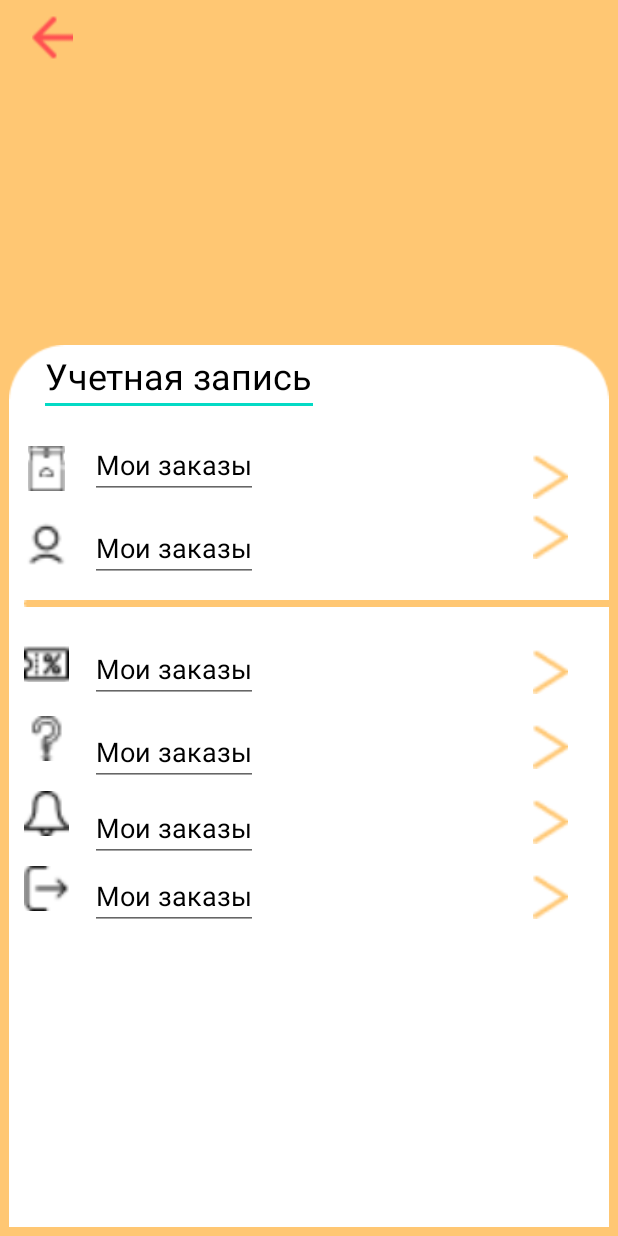
After one commit to madzhunova/Individual-project-2, an Android app: the layout bokovoe_menu.xml on its own in the app's theme, with its tools: preview values and no code run, on a phone screen of 412 x 824 dp. The commit adds this screen. Run offline under Robolectric (Android 15) with nearby library versions, the phone set to English and light mode, and no system bars.

Commit message:
9th frame

```diff
--- /dev/null
+++ b/app/src/main/res/layout/bokovoe_menu.xml
@@ -0,0 +1,196 @@
+<?xml version="1.0" encoding="utf-8"?>
+<androidx.constraintlayout.widget.ConstraintLayout xmlns:android="http://schemas.android.com/apk/res/android"
+    xmlns:app="http://schemas.android.com/apk/res-auto"
+    android:layout_width="match_parent"
+    android:layout_height="match_parent"
+    android:background="@color/light_orange_color">
+
+    <ImageView
+        android:layout_width="30dp"
+        android:layout_height="30dp"
+        android:layout_marginStart="20dp"
+        android:layout_marginTop="10dp"
+        app:layout_constraintStart_toStartOf="parent"
+        app:layout_constraintTop_toTopOf="parent"
+        app:srcCompat="@drawable/arrow_4" />
+
+
+    <ImageView
+        android:id="@+id/imageView23"
+        android:layout_width="400dp"
+        android:layout_height="600dp"
+        app:layout_constraintBottom_toBottomOf="parent"
+        app:layout_constraintEnd_toEndOf="parent"
+        app:layout_constraintStart_toStartOf="parent"
+        app:srcCompat="@drawable/rectangle_21" />
+
+    <EditText
+        android:id="@+id/editText20"
+        style="@style/sortfor"
+        android:layout_width="wrap_content"
+        android:layout_height="wrap_content"
+        android:layout_marginStart="20dp"
+        android:text="@string/text16"
+        app:layout_constraintStart_toStartOf="@+id/imageView23"
+        app:layout_constraintTop_toTopOf="@+id/imageView23" />
+
+    <LinearLayout
+        android:layout_width="wrap_content"
+        android:layout_height="wrap_content"
+        android:orientation="vertical"
+        android:layout_marginStart="10dp"
+        android:layout_marginTop="20dp"
+        app:layout_constraintStart_toStartOf="@+id/imageView23"
+        app:layout_constraintTop_toBottomOf="@+id/editText20">
+
+
+        <ImageView
+            android:layout_width="30dp"
+            android:layout_height="30dp"
+            app:srcCompat="@drawable/_107967_1" />
+
+
+        <ImageView
+            android:layout_width="30dp"
+            android:layout_height="30dp"
+            android:layout_marginTop="20dp"
+            app:srcCompat="@drawable/_213460_account_avatar_head_person_profile_user_115386_1" />
+
+
+        <ImageView
+            android:layout_width="400dp"
+            android:layout_height="50dp"
+            app:srcCompat="@drawable/line_18" />
+
+        <ImageView
+            android:layout_width="30dp"
+            android:layout_height="30dp"
+            app:srcCompat="@drawable/promocode_1" />
+
+
+        <ImageView
+            android:layout_width="30dp"
+            android:layout_height="30dp"
+            android:layout_marginTop="20dp"
+            app:srcCompat="@drawable/_59421_1" />
+
+
+        <ImageView
+            android:layout_width="30dp"
+            android:layout_height="30dp"
+            android:layout_marginTop="20dp"
+            app:srcCompat="@drawable/_07822_1" />
+
+
+        <ImageView
+            android:layout_width="30dp"
+            android:layout_height="30dp"
+            android:layout_marginTop="20dp"
+            app:srcCompat="@drawable/_26467_1" />
+
+    </LinearLayout>
+
+    <LinearLayout
+        android:layout_width="wrap_content"
+        android:layout_height="wrap_content"
+        android:orientation="vertical"
+        android:layout_marginTop="10dp"
+        android:layout_marginStart="60dp"
+        app:layout_constraintStart_toStartOf="parent"
+        app:layout_constraintTop_toBottomOf="@+id/editText20">
+
+        <EditText
+            style="@style/near_with_me"
+            android:layout_width="wrap_content"
+            android:layout_height="wrap_content"
+            android:text="@string/text17" />
+
+        <EditText
+            style="@style/near_with_me"
+            android:layout_width="wrap_content"
+            android:layout_height="wrap_content"
+            android:layout_marginTop="10dp"
+            android:text="@string/text17" />
+
+        <EditText
+            style="@style/near_with_me"
+            android:layout_width="wrap_content"
+            android:layout_height="wrap_content"
+            android:layout_marginTop="35dp"
+            android:text="@string/text17" />
+
+        <EditText
+            style="@style/near_with_me"
+            android:layout_width="wrap_content"
+            android:layout_height="wrap_content"
+            android:layout_marginTop="10dp"
+            android:text="@string/text17" />
+
+        <EditText
+            style="@style/near_with_me"
+            android:layout_width="wrap_content"
+            android:layout_height="wrap_content"
+            android:layout_marginTop="5dp"
+            android:text="@string/text17" />
+
+        <EditText
+            style="@style/near_with_me"
+            android:layout_width="wrap_content"
+            android:layout_height="wrap_content"
+            android:text="@string/text17" />
+
+    </LinearLayout>
+
+    <LinearLayout
+        android:layout_width="wrap_content"
+        android:layout_height="wrap_content"
+        android:orientation="vertical"
+        android:layout_marginEnd="30dp"
+        android:layout_marginTop="25dp"
+        app:layout_constraintEnd_toEndOf="parent"
+        app:layout_constraintTop_toBottomOf="@+id/editText20">
+
+
+        <ImageView
+            android:layout_width="30dp"
+            android:layout_height="30dp"
+            app:srcCompat="@drawable/component_42" />
+
+
+        <ImageView
+            android:layout_width="30dp"
+            android:layout_height="30dp"
+            android:layout_marginTop="10dp"
+            app:srcCompat="@drawable/component_42" />
+
+
+        <ImageView
+            android:layout_width="30dp"
+            android:layout_height="30dp"
+            android:layout_marginTop="60dp"
+            app:srcCompat="@drawable/component_42" />
+
+
+        <ImageView
+            android:layout_width="30dp"
+            android:layout_height="30dp"
+            android:layout_marginTop="20dp"
+            app:srcCompat="@drawable/component_42" />
+
+
+        <ImageView
+            android:layout_width="30dp"
+            android:layout_height="30dp"
+            android:layout_marginTop="20dp"
+            app:srcCompat="@drawable/component_42" />
+
+
+        <ImageView
+            android:layout_width="30dp"
+            android:layout_height="30dp"
+            android:layout_marginTop="20dp"
+            app:srcCompat="@drawable/component_42" />
+
+    </LinearLayout>
+
+</androidx.constraintlayout.widget.ConstraintLayout>
--- a/app/src/main/res/values/strings.xml
+++ b/app/src/main/res/values/strings.xml
@@ -56,4 +56,6 @@
     <string name="text13">Выполняется</string>
     <string name="text14">Получение</string>
     <string name="text15">Доставка</string>
+    <string name="text16">Учетная запись</string>
+    <string name="text17">Мои заказы</string>
 </resources>
```
Also changed, not shown: app/src/main/res/drawable/_07822_1.png (added), app/src/main/res/drawable/_107967_1.png (added), app/src/main/res/drawable/_213460_account_avatar_head_person_profile_user_115386_1.png (added), app/src/main/res/drawable/_26467_1.png (added), app/src/main/res/drawable/_59421_1.png (added), app/src/main/res/drawable/component_42.png (added), app/src/main/res/drawable/line_18.png (added), app/src/main/res/drawable/promocode_1.png (added), app/src/main/res/drawable/rectangle_21.png (added).
